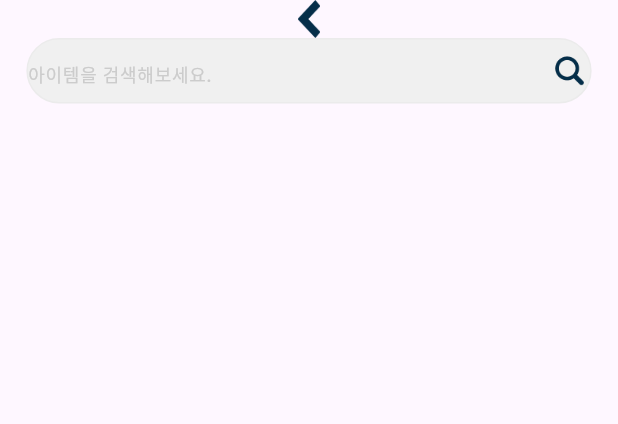
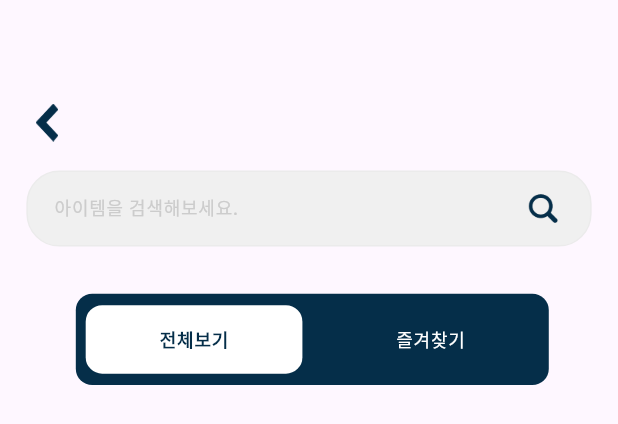
Before and after one commit to J-JTech-dev/app-looklog, a Flutter app: the ItemScreen widget shown alone on an empty page, opened directly, on a phone screen of 412 x 824 dp. Shown: the top 424 px of the screen. Run offline on Flutter 3.47's test engine with Material 3 defaults, Android fonts, the phone set to English and light mode, and no system bars; our stand-ins replace flutter_riverpod, freezed_annotation, go_router, lottie, riverpod_annotation, table_calendar; generated files the repository leaves out were written again; project files that could hold a hidden picture were left out.

Commit message:
메뉴2-아이템리스트 진행중

```diff
--- a/lib/features/sizenote/view/page/item_screen.dart
+++ b/lib/features/sizenote/view/page/item_screen.dart
@@ -1,35 +1,33 @@
-import 'package:app_looklog/features/sizenote/data/datasources/dummy_data.dart';
+import 'package:app_looklog/features/sizenote/view/widget/textField/search_textfield_widget.dart';
+import 'package:collection/collection.dart';
 import 'package:flutter/material.dart';
+import 'package:flutter_riverpod/flutter_riverpod.dart';
 import 'package:go_router/go_router.dart';
 
 import '../../../../common/theme/colors.dart';
 import '../../../../core/config/app_config.dart';
+import '../widget/button/search_button.dart';
 
-class ItemScreen extends StatefulWidget {
+final searchFilterIndexProvider = StateProvider<int>((ref) => 0); //검색필터
+
+class ItemScreen extends ConsumerStatefulWidget {
   const ItemScreen({super.key});
 
   @override
-  State<ItemScreen> createState() => _ItemScreenState();
+  ConsumerState<ItemScreen> createState() => _ItemScreenState();
 }
 
-class _ItemScreenState extends State<ItemScreen> {
-  late TextEditingController _controller;
-
-  @override
-  void initState() {
-    super.initState();
-    _controller = TextEditingController();
-  }
-
-  @override
-  void dispose() {
-    _controller.dispose();
-    super.dispose();
-  }
+class _ItemScreenState extends ConsumerState<ItemScreen> {
+  List<String> btnText = ['전체보기', '즐겨찾기'];
 
   @override
   Widget build(BuildContext context) {
-    return Column(
+    final searchIndex = ref.watch(searchFilterIndexProvider);
+
+    return Padding(
+      padding: EdgeInsets.only(top: AppConfig.h(68), left: AppConfig.w(16)),
+      child: Column(
+        crossAxisAlignment: CrossAxisAlignment.start,
         children: [
           GestureDetector(
             onTap:() {
@@ -37,9 +35,11 @@ class _ItemScreenState extends State<ItemScreen> {
             },
             child: Image.asset('assets/icons/left_arrow_icon.png', width: AppConfig.w(25),height: AppConfig.h(25),),
           ),
+          SizedBox(height: AppConfig.h(19)),
           Container(
             width: AppConfig.w(343),
-          height: AppConfig.h(43),
+            height: AppConfig.h(50),
+            padding: EdgeInsets.symmetric(horizontal: AppConfig.w(16)),
             decoration: BoxDecoration(
               color: GRAY_10,
               border: Border.all(color: GRAY_4),
@@ -47,24 +47,10 @@ class _ItemScreenState extends State<ItemScreen> {
             ),
             child: Row(
               children: [
-              Expanded(
-                child: TextField(
-                  controller: _controller,
-                  style: Theme.of(context).textTheme.labelMedium?.copyWith(
-                    color: BRACK_2,
-                    fontWeight: FontWeight.w500,
+                const Expanded(
+                  child: SearchTextFieldWidget()
                 ),
-                  decoration: InputDecoration(
-                      hintText: '아이템을 검색해보세요.',
-                      hintStyle: Theme.of(context).textTheme.labelMedium?.copyWith(
-                        color: GRAY_6,
-                        fontWeight: FontWeight.w500,
-                      ),
-                      border: InputBorder.none
-                  ),
-                ),
-              ),
-              Container(
+                SizedBox(
                   width: AppConfig.w(25),
                   height: AppConfig.h(25),
                   child: Image.asset('assets/icons/search_icon.png'),
@@ -72,13 +58,32 @@ class _ItemScreenState extends State<ItemScreen> {
               ],
             ),
           ),
-        Container(),
+          Container(
+            width: AppConfig.w(287),
+            height: AppConfig.h(60),
+            margin: EdgeInsets.only(top: AppConfig.h(31), left: AppConfig.w(30), right: AppConfig.w(30),),
+            decoration: BoxDecoration(
+              color: MAIN_COLOR,
+              borderRadius: BorderRadius.all(
+                Radius.circular(AppConfig.r(10))
+              )
+            ),
+            child: Row(
+              children: btnText.mapIndexed((index, element) {
+                return Expanded(child: SearchButton(
+                    index: index,
+                    text: element,
+                  ));
+                }).toList()
+            ),
+          ),
           // Column(
           //   children: DummyData.itemList.mapIndexed((index, element) {
           //     return ;
           //   }).toList,
           // )
         ],
+      ),
     );
   }
 }
--- /dev/null
+++ b/lib/features/sizenote/view/widget/button/search_button.dart
@@ -0,0 +1,45 @@
+import 'package:app_looklog/common/theme/colors.dart';
+import 'package:app_looklog/features/sizenote/view/page/item_screen.dart';
+import 'package:flutter/material.dart';
+import 'package:flutter_riverpod/flutter_riverpod.dart';
+
+import '../../../../../core/config/app_config.dart';
+
+class SearchButton extends ConsumerStatefulWidget {
+  final int index;
+  final String text;
+  const SearchButton({super.key, required this.index, required this.text});
+
+  @override
+  ConsumerState<SearchButton> createState() => _SearchButtonState();
+}
+
+class _SearchButtonState extends ConsumerState<SearchButton> {
+  @override
+  Widget build(BuildContext context) {
+    final searchIndex = ref.watch(searchFilterIndexProvider);
+
+    return Padding(
+      padding: EdgeInsets.symmetric(horizontal: AppConfig.w(6)),
+      child: GestureDetector(
+        onTap: () {
+          ref.read(searchFilterIndexProvider.notifier).state = widget.index;
+        },
+        child: Container(
+          height: AppConfig.h(45),
+          decoration: BoxDecoration(
+              color: searchIndex == widget.index ? WHITE : MAIN_COLOR,
+              borderRadius: BorderRadius.all(
+                  Radius.circular(AppConfig.r(10))
+              )
+          ),
+          child: Center(
+            child: Text(widget.text, style: Theme.of(context).textTheme.labelMedium?.copyWith(color: searchIndex == widget.index ? MAIN_COLOR : WHITE,
+              fontWeight: searchIndex == widget.index ? FontWeight.w700 : FontWeight.w500
+            ),),
+          ),
+        ),
+      ),
+    );
+  }
+}
--- /dev/null
+++ b/lib/features/sizenote/view/widget/textField/search_textfield_widget.dart
@@ -0,0 +1,45 @@
+import 'package:flutter/material.dart';
+
+import '../../../../../common/theme/colors.dart';
+
+class SearchTextFieldWidget extends StatefulWidget {
+  const SearchTextFieldWidget({super.key});
+
+  @override
+  State<SearchTextFieldWidget> createState() => _SearchTextFieldWidgetState();
+}
+
+class _SearchTextFieldWidgetState extends State<SearchTextFieldWidget> {
+  late TextEditingController _controller;
+
+  @override
+  void initState() {
+    super.initState();
+    _controller = TextEditingController();
+  }
+
+  @override
+  void dispose() {
+    _controller.dispose();
+    super.dispose();
+  }
+
+  @override
+  Widget build(BuildContext context) {
+    return TextField(
+      controller: _controller,
+      style: Theme.of(context).textTheme.labelMedium?.copyWith(
+        color: BRACK_2,
+        fontWeight: FontWeight.w500,
+      ),
+      decoration: InputDecoration(
+          hintText: '아이템을 검색해보세요.',
+          hintStyle: Theme.of(context).textTheme.labelMedium?.copyWith(
+            color: GRAY_6,
+            fontWeight: FontWeight.w500,
+          ),
+          border: InputBorder.none
+      ),
+    );
+  }
+}
```
Lines whose indentation alone changed are shown as unchanged.
